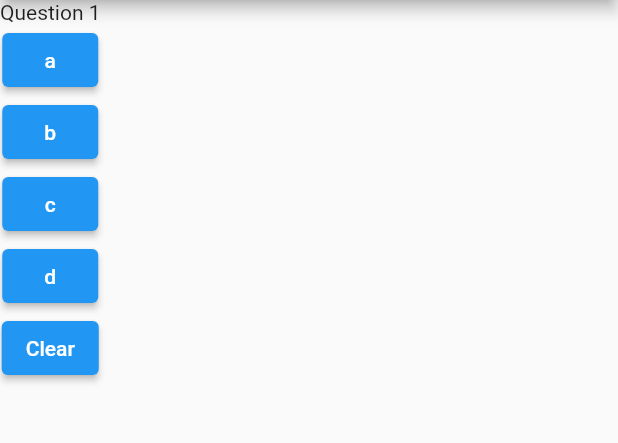
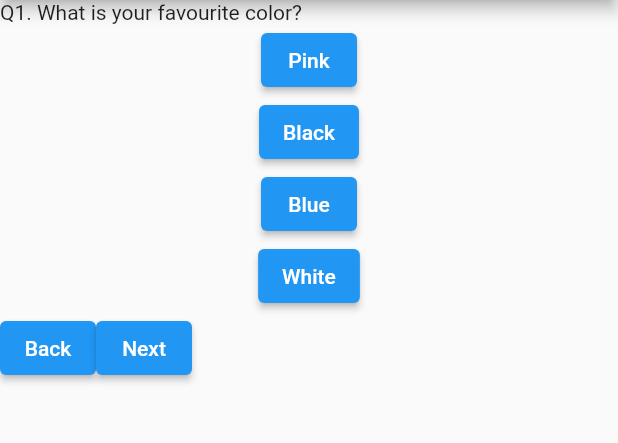
Before and after one commit to dev-amit-kumar/Flutter_Learning, a Flutter app: the screen it shows after launch, on a phone screen of 412 x 824 dp, the part 84-527 px from its top. Run offline on Flutter 3.47's test engine with Material 2 defaults, Android fonts, the phone set to English and light mode, and no system bars.

Commit message:
added next and back button (not working due to stateless widget)

```diff
--- a/first_flutter_app/lib/main.dart
+++ b/first_flutter_app/lib/main.dart
@@ -7,8 +7,71 @@ import 'package:flutter/material.dart';
 void main() => runApp(MyApp());
 
 class MyApp extends StatelessWidget {
+  int quesIndex = 0;
+  var questionList = [
+    {
+      'ques': 'What is your favourite color?',
+      'ans1': 'Pink',
+      'ans2': 'Black',
+      'ans3': 'Blue',
+      'ans4': 'White'
+    },
+    {
+      'ques': 'What is your favourite animal?',
+      'ans1': 'Dog',
+      'ans2': 'Cat',
+      'ans3': 'Lion',
+      'ans4': 'Tiger'
+    },
+    {
+      'ques': 'What is your favourite animal?',
+      'ans1': 'Dog',
+      'ans2': 'Cat',
+      'ans3': 'Lion',
+      'ans4': 'Tiger'
+    },
+    {
+      'ques': 'What is your favourite animal?',
+      'ans1': 'Dog',
+      'ans2': 'Cat',
+      'ans3': 'Lion',
+      'ans4': 'Tiger'
+    },
+    {
+      'ques': 'What is your favourite animal?',
+      'ans1': 'Dog',
+      'ans2': 'Cat',
+      'ans3': 'Lion',
+      'ans4': 'Tiger'
+    },
+    {
+      'ques': 'What is your favourite animal?',
+      'ans1': 'Dog',
+      'ans2': 'Cat',
+      'ans3': 'Lion',
+      'ans4': 'Tiger'
+    }
+  ];
   void ansQuestion(int val) {
     print(val);
+  }
+
+  void goBack() {
+    if (quesIndex > 0) {
+      quesIndex -= 1;
+      print(quesIndex);
+    } else {
+      print('${quesIndex} First question');
+    }
+  }
+
+  void goNext() {
+    if (quesIndex < questionList.length - 1) {
+      quesIndex += 1;
+      print(quesIndex);
+    } else {
+      print('${quesIndex} Last question');
+    }
   }
 
   @override
@@ -20,13 +83,26 @@ class MyApp extends StatelessWidget {
       ),
       body: Column(
         children: [
-          Text('Question 1'),
-          ElevatedButton(child: Text('a'), onPressed: () => ansQuestion(1)),
-          ElevatedButton(child: Text('b'), onPressed: () => ansQuestion(2)),
-          ElevatedButton(child: Text('c'), onPressed: () => ansQuestion(3)),
-          ElevatedButton(child: Text('d'), onPressed: () => ansQuestion(4)),
+          Row(children: [
+            Text('Q${quesIndex + 1}. '),
+            Text(questionList[quesIndex]['ques'])
+          ]),
           ElevatedButton(
-              child: Text('Clear'), onPressed: () => print('Cleared')),
+              child: Text(questionList[quesIndex]['ans1']),
+              onPressed: () => ansQuestion(1)),
+          ElevatedButton(
+              child: Text(questionList[quesIndex]['ans2']),
+              onPressed: () => ansQuestion(2)),
+          ElevatedButton(
+              child: Text(questionList[quesIndex]['ans3']),
+              onPressed: () => ansQuestion(3)),
+          ElevatedButton(
+              child: Text(questionList[quesIndex]['ans4']),
+              onPressed: () => ansQuestion(4)),
+          Row(children: [
+            ElevatedButton(child: Text('Back'), onPressed: goBack),
+            ElevatedButton(child: Text('Next'), onPressed: goNext)
+          ])
         ],
       ),
     ));
```
